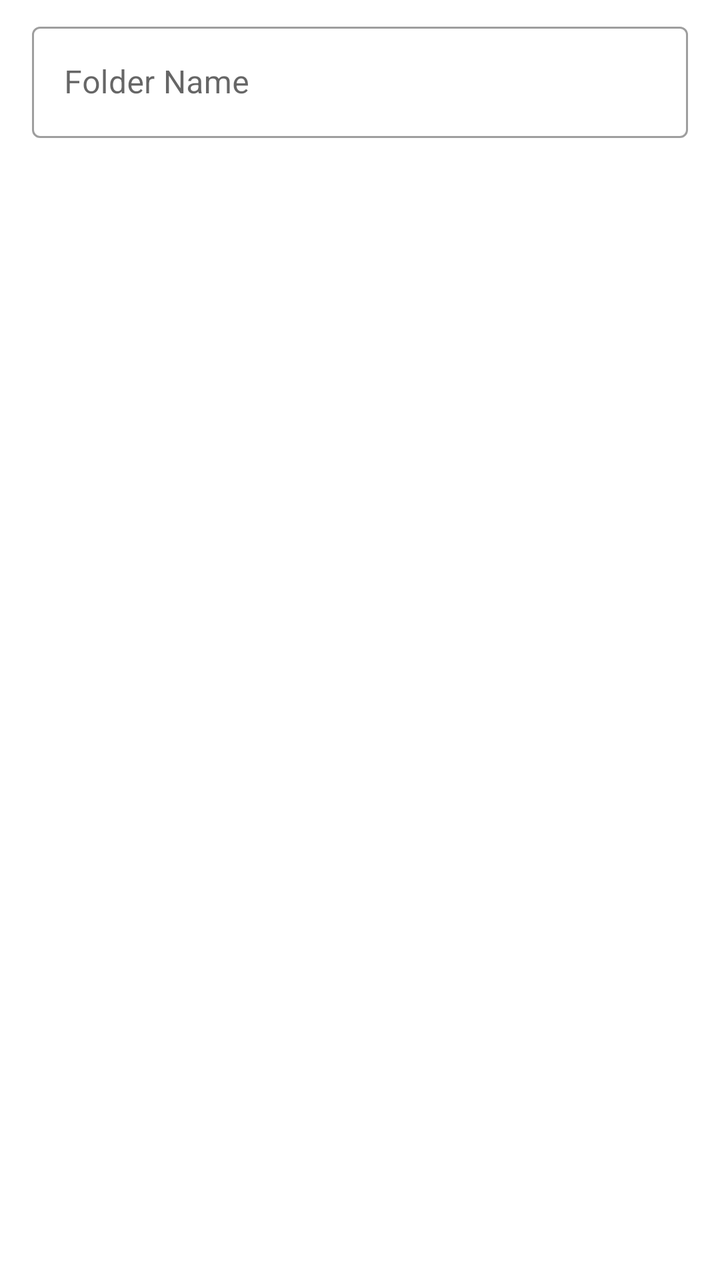
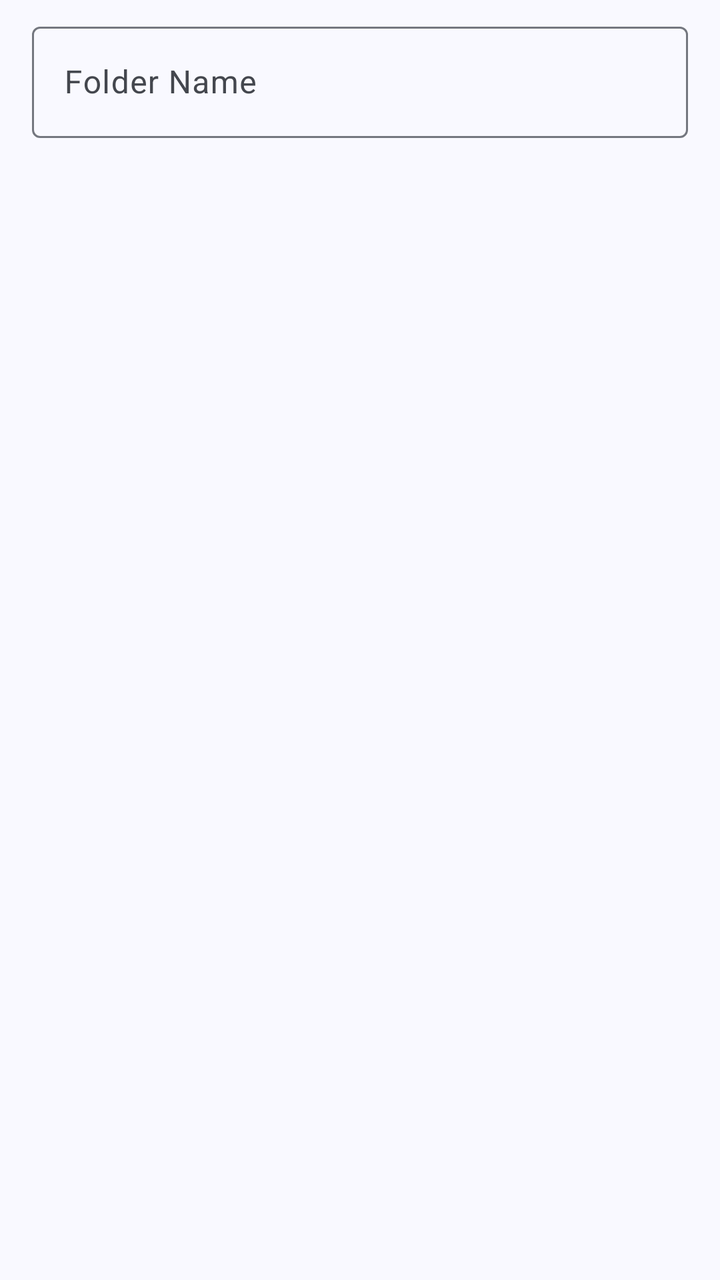

The first picture is an Android layout as it rendered before a commit; the second is the same layout after the commit. The layout source and the unified diff follow.
<!-- AndroidManifest.xml: application theme AppTheme -->
<!-- res/layout/dialog_rss_add_folder.xml -->
<?xml version="1.0" encoding="utf-8"?>
<FrameLayout xmlns:android="http://schemas.android.com/apk/res/android"
    android:layout_width="match_parent"
    android:layout_height="wrap_content">

    <com.google.android.material.textfield.TextInputLayout
        android:id="@+id/input_layout_name"
        style="@style/Widget.MaterialComponents.TextInputLayout.OutlinedBox"
        android:layout_width="match_parent"
        android:layout_height="wrap_content"
        android:layout_marginHorizontal="16dp"
        android:layout_marginTop="8dp">

        <com.google.android.material.textfield.TextInputEditText
            android:id="@+id/edit_name"
            android:layout_width="match_parent"
            android:layout_height="wrap_content"
            android:hint="@string/rss_hint_folder_name"
            android:inputType="text" />

    </com.google.android.material.textfield.TextInputLayout>

</FrameLayout>
<!-- resources referenced by this layout -->
<resources>
  <style name="AppTheme" parent="Theme.MaterialComponents.DayNight.NoActionBar">
          <item name="colorPrimary">@color/color_primary</item>
          <item name="colorPrimaryDark">@color/color_primary_dark</item>
          <item name="colorPrimaryVariant">@color/color_primary_variant</item>
          <item name="colorOnPrimary">@color/color_on_primary</item>
  
          <item name="colorSecondary">@color/color_secondary</item>
          <item name="colorSecondaryVariant">@color/color_secondary_variant</item>
          <item name="colorOnSecondary">@color/color_on_secondary</item>
  
          <item name="windowActionModeOverlay">true</item>
          <item name="actionBarTheme">@style/AppTheme.ToolbarOverlay</item>
  
          <item name="android:textAlignment">viewStart</item>
  
          <item name="snackbarTextViewStyle">@style/AppTheme.SnackbarTextViewStyle</item>
  
          <item name="android:statusBarColor">@color/status_bar_color</item>
          <item name="android:navigationBarColor">@color/navigation_bar_color</item>
      </style>
  <color name="color_primary">#03A9F4</color>
  <color name="color_primary_dark">#007AC1</color>
  <color name="color_primary_variant">#007AC1</color>
  <color name="color_on_primary">#FFFFFF</color>
  <color name="color_secondary">#FFB300</color>
  <color name="color_secondary_variant">#C68400</color>
  <color name="color_on_secondary">#000000</color>
  <style name="AppTheme.ToolbarOverlay" parent="ThemeOverlay.MaterialComponents.Dark.ActionBar" />
  <style name="AppTheme.SnackbarTextViewStyle" parent="Widget.MaterialComponents.Snackbar.TextView">
          <item name="android:maxLines">15</item>
      </style>
  <color name="status_bar_color">@color/color_primary</color>
  <color name="navigation_bar_color">@android:color/transparent</color>
  <!-- unchanged entries left out for length: 1 -->
</resources>

<!-- the commit's change to res/layout/dialog_rss_add_folder.xml (unified diff, before → after) -->
@@ -5,7 +5,7 @@
 
     <com.google.android.material.textfield.TextInputLayout
         android:id="@+id/input_layout_name"
-        style="@style/Widget.MaterialComponents.TextInputLayout.OutlinedBox"
+        style="@style/Widget.Material3.TextInputLayout.OutlinedBox"
         android:layout_width="match_parent"
         android:layout_height="wrap_content"
         android:layout_marginHorizontal="16dp"
<!-- resource entries referenced after the edit -->
@@ -1,38 +1,107 @@
 <!-- resources referenced by this layout -->
 <resources>
-  <style name="AppTheme" parent="Theme.MaterialComponents.DayNight.NoActionBar">
-          <item name="colorPrimary">@color/color_primary</item>
-          <item name="colorPrimaryDark">@color/color_primary_dark</item>
-          <item name="colorPrimaryVariant">@color/color_primary_variant</item>
-          <item name="colorOnPrimary">@color/color_on_primary</item>
+  <style name="AppTheme" parent="Theme.Material3.DayNight.NoActionBar">
+          <item name="colorPrimary">@color/md_theme_primary</item>
+          <item name="colorOnPrimary">@color/md_theme_onPrimary</item>
+          <item name="colorPrimaryContainer">@color/md_theme_primaryContainer</item>
+          <item name="colorOnPrimaryContainer">@color/md_theme_onPrimaryContainer</item>
+          <item name="colorSecondary">@color/md_theme_secondary</item>
+          <item name="colorOnSecondary">@color/md_theme_onSecondary</item>
+          <item name="colorSecondaryContainer">@color/md_theme_secondaryContainer</item>
+          <item name="colorOnSecondaryContainer">@color/md_theme_onSecondaryContainer</item>
+          <item name="colorTertiary">@color/md_theme_tertiary</item>
+          <item name="colorOnTertiary">@color/md_theme_onTertiary</item>
+          <item name="colorTertiaryContainer">@color/md_theme_tertiaryContainer</item>
+          <item name="colorOnTertiaryContainer">@color/md_theme_onTertiaryContainer</item>
+          <item name="colorError">@color/md_theme_error</item>
+          <item name="colorOnError">@color/md_theme_onError</item>
+          <item name="colorErrorContainer">@color/md_theme_errorContainer</item>
+          <item name="colorOnErrorContainer">@color/md_theme_onErrorContainer</item>
+          <item name="android:colorBackground">@color/md_theme_background</item>
+          <item name="colorOnBackground">@color/md_theme_onBackground</item>
+          <item name="colorSurface">@color/md_theme_surface</item>
+          <item name="colorOnSurface">@color/md_theme_onSurface</item>
+          <item name="colorSurfaceVariant">@color/md_theme_surfaceVariant</item>
+          <item name="colorOnSurfaceVariant">@color/md_theme_onSurfaceVariant</item>
+          <item name="colorOutline">@color/md_theme_outline</item>
+          <item name="colorOutlineVariant">@color/md_theme_outlineVariant</item>
+          <item name="colorSurfaceInverse">@color/md_theme_inverseSurface</item>
+          <item name="colorOnSurfaceInverse">@color/md_theme_inverseOnSurface</item>
+          <item name="colorPrimaryInverse">@color/md_theme_inversePrimary</item>
+          <item name="colorPrimaryFixed">@color/md_theme_primaryFixed</item>
+          <item name="colorOnPrimaryFixed">@color/md_theme_onPrimaryFixed</item>
+          <item name="colorPrimaryFixedDim">@color/md_theme_primaryFixedDim</item>
+          <item name="colorOnPrimaryFixedVariant">@color/md_theme_onPrimaryFixedVariant</item>
+          <item name="colorSecondaryFixed">@color/md_theme_secondaryFixed</item>
+          <item name="colorOnSecondaryFixed">@color/md_theme_onSecondaryFixed</item>
+          <item name="colorSecondaryFixedDim">@color/md_theme_secondaryFixedDim</item>
+          <item name="colorOnSecondaryFixedVariant">@color/md_theme_onSecondaryFixedVariant</item>
+          <item name="colorTertiaryFixed">@color/md_theme_tertiaryFixed</item>
+          <item name="colorOnTertiaryFixed">@color/md_theme_onTertiaryFixed</item>
+          <item name="colorTertiaryFixedDim">@color/md_theme_tertiaryFixedDim</item>
+          <item name="colorOnTertiaryFixedVariant">@color/md_theme_onTertiaryFixedVariant</item>
+          <item name="colorSurfaceDim">@color/md_theme_surfaceDim</item>
+          <item name="colorSurfaceBright">@color/md_theme_surfaceBright</item>
+          <item name="colorSurfaceContainerLowest">@color/md_theme_surfaceContainerLowest</item>
+          <item name="colorSurfaceContainerLow">@color/md_theme_surfaceContainerLow</item>
+          <item name="colorSurfaceContainer">@color/md_theme_surfaceContainer</item>
+          <item name="colorSurfaceContainerHigh">@color/md_theme_surfaceContainerHigh</item>
+          <item name="colorSurfaceContainerHighest">@color/md_theme_surfaceContainerHighest</item>
   
-          <item name="colorSecondary">@color/color_secondary</item>
-          <item name="colorSecondaryVariant">@color/color_secondary_variant</item>
-          <item name="colorOnSecondary">@color/color_on_secondary</item>
+          <item name="materialCardViewStyle">@style/Widget.Material3.CardView.Elevated</item>
+          <item name="snackbarTextViewStyle">@style/AppTheme.SnackbarTextViewStyle</item>
   
           <item name="windowActionModeOverlay">true</item>
-          <item name="actionBarTheme">@style/AppTheme.ToolbarOverlay</item>
-  
-          <item name="android:textAlignment">viewStart</item>
-  
-          <item name="snackbarTextViewStyle">@style/AppTheme.SnackbarTextViewStyle</item>
-  
-          <item name="android:statusBarColor">@color/status_bar_color</item>
-          <item name="android:navigationBarColor">@color/navigation_bar_color</item>
       </style>
-  <color name="color_primary">#03A9F4</color>
-  <color name="color_primary_dark">#007AC1</color>
-  <color name="color_primary_variant">#007AC1</color>
-  <color name="color_on_primary">#FFFFFF</color>
-  <color name="color_secondary">#FFB300</color>
-  <color name="color_secondary_variant">#C68400</color>
-  <color name="color_on_secondary">#000000</color>
-  <style name="AppTheme.ToolbarOverlay" parent="ThemeOverlay.MaterialComponents.Dark.ActionBar" />
-  <style name="AppTheme.SnackbarTextViewStyle" parent="Widget.MaterialComponents.Snackbar.TextView">
+  <color name="md_theme_primary">#415F91</color>
+  <color name="md_theme_onPrimary">#FFFFFF</color>
+  <color name="md_theme_primaryContainer">#D6E3FF</color>
+  <color name="md_theme_onPrimaryContainer">#001B3E</color>
+  <color name="md_theme_secondary">#565F71</color>
+  <color name="md_theme_onSecondary">#FFFFFF</color>
+  <color name="md_theme_secondaryContainer">#DAE2F9</color>
+  <color name="md_theme_onSecondaryContainer">#131C2B</color>
+  <color name="md_theme_tertiary">#705575</color>
+  <color name="md_theme_onTertiary">#FFFFFF</color>
+  <color name="md_theme_tertiaryContainer">#FAD8FD</color>
+  <color name="md_theme_onTertiaryContainer">#28132E</color>
+  <color name="md_theme_error">#BA1A1A</color>
+  <color name="md_theme_onError">#FFFFFF</color>
+  <color name="md_theme_errorContainer">#FFDAD6</color>
+  <color name="md_theme_onErrorContainer">#410002</color>
+  <color name="md_theme_background">#F9F9FF</color>
+  <color name="md_theme_onBackground">#191C20</color>
+  <color name="md_theme_surface">#F9F9FF</color>
+  <color name="md_theme_onSurface">#191C20</color>
+  <color name="md_theme_surfaceVariant">#E0E2EC</color>
+  <color name="md_theme_onSurfaceVariant">#44474E</color>
+  <color name="md_theme_outline">#74777F</color>
+  <color name="md_theme_outlineVariant">#C4C6D0</color>
+  <color name="md_theme_inverseSurface">#2E3036</color>
+  <color name="md_theme_inverseOnSurface">#F0F0F7</color>
+  <color name="md_theme_inversePrimary">#AAC7FF</color>
+  <color name="md_theme_primaryFixed">#D6E3FF</color>
+  <color name="md_theme_onPrimaryFixed">#001B3E</color>
+  <color name="md_theme_primaryFixedDim">#AAC7FF</color>
+  <color name="md_theme_onPrimaryFixedVariant">#284777</color>
+  <color name="md_theme_secondaryFixed">#DAE2F9</color>
+  <color name="md_theme_onSecondaryFixed">#131C2B</color>
+  <color name="md_theme_secondaryFixedDim">#BEC6DC</color>
+  <color name="md_theme_onSecondaryFixedVariant">#3E4759</color>
+  <color name="md_theme_tertiaryFixed">#FAD8FD</color>
+  <color name="md_theme_onTertiaryFixed">#28132E</color>
+  <color name="md_theme_tertiaryFixedDim">#DDBCE0</color>
+  <color name="md_theme_onTertiaryFixedVariant">#573E5C</color>
+  <color name="md_theme_surfaceDim">#D9D9E0</color>
+  <color name="md_theme_surfaceBright">#F9F9FF</color>
+  <color name="md_theme_surfaceContainerLowest">#FFFFFF</color>
+  <color name="md_theme_surfaceContainerLow">#F3F3FA</color>
+  <color name="md_theme_surfaceContainer">#EDEDF4</color>
+  <color name="md_theme_surfaceContainerHigh">#E7E8EE</color>
+  <color name="md_theme_surfaceContainerHighest">#E2E2E9</color>
+  <style name="AppTheme.SnackbarTextViewStyle" parent="Widget.Material3.Snackbar.TextView">
           <item name="android:maxLines">15</item>
       </style>
-  <color name="status_bar_color">@color/color_primary</color>
-  <color name="navigation_bar_color">@android:color/transparent</color>
   <!-- unchanged entries left out for length: 1 -->
 </resources>
 
